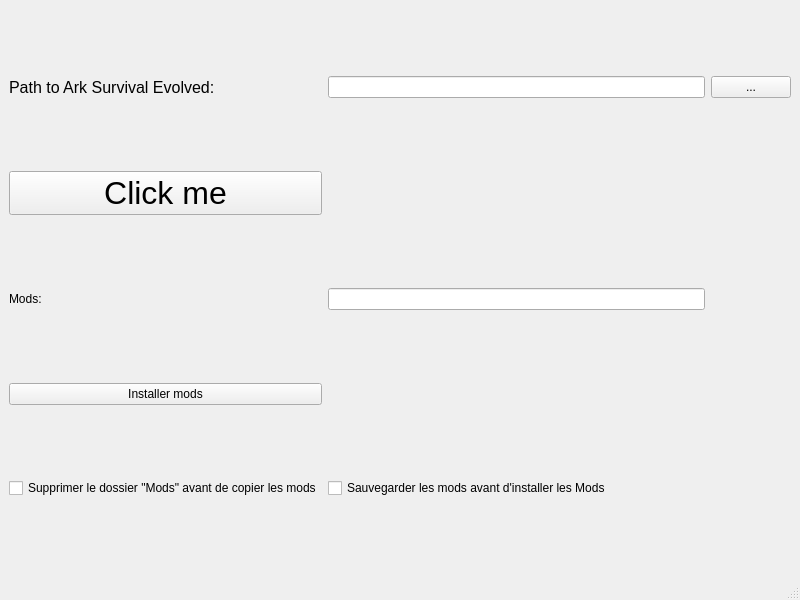
quentin452/ArkSurvivalEvolvedModpackInstallerandCreator, file forms/mainwindow.ui: the form before one commit.
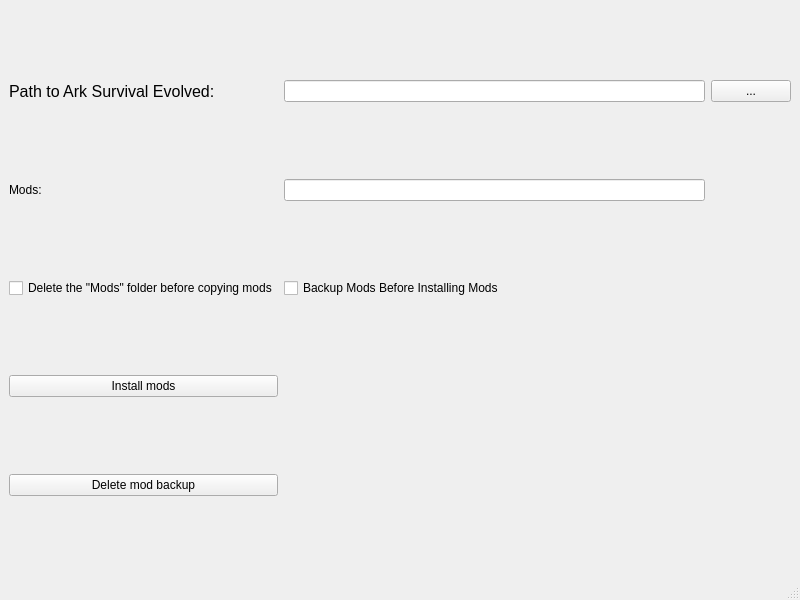
The form after the commit.

Commit message: Added a button to remove Mods Backup

The edit to the form file:
```diff
--- a/forms/mainwindow.ui
+++ b/forms/mainwindow.ui
@@ -37,18 +37,6 @@
             </property>
           </widget>
         </item>
-        <item row="1" column="0">
-          <widget class="QPushButton" name="pushButton">
-            <property name="font">
-              <font>
-                <pointsize>24</pointsize>
-              </font>
-            </property>
-            <property name="text">
-              <string>Click me</string>
-            </property>
-          </widget>
-        </item>
         <item row="2" column="0">
           <widget class="QLabel" name="label_2">
             <property name="text">
@@ -59,24 +47,31 @@
         <item row="2" column="1">
           <widget class="QLineEdit" name="modsSteamIdListQuery"/>
         </item>
-        <item row="3" column="0">
-          <widget class="QPushButton" name="installButton">
-            <property name="text">
-              <string>Installer mods</string>
-            </property>
-          </widget>
-        </item>
         <item row="4" column="0">
+          <widget class="QPushButton" name="installButton">
+            <property name="text">
+              <string>Install mods</string>
+            </property>
+          </widget>
+        </item>
+        <item row="3" column="0">
           <widget class="QCheckBox" name="deleteModsCheckBox">
             <property name="text">
-              <string>Supprimer le dossier "Mods" avant de copier les mods</string>
+              <string>Delete the "Mods" folder before copying mods</string>
             </property>
           </widget>
         </item>
-        <item row="4" column="1">
+        <item row="3" column="1">
           <widget class="QCheckBox" name="backupModsCheckBox">
             <property name="text">
-              <string>Sauvegarder les mods avant d'installer les Mods</string>
+              <string>Backup Mods Before Installing Mods</string>
+            </property>
+          </widget>
+        </item>
+        <item row="5" column="0">
+          <widget class="QPushButton" name="removeModsBackupButton">
+            <property name="text">
+              <string>Delete mod backup</string>
             </property>
           </widget>
         </item>
```
The commit also changes 2 other files.
